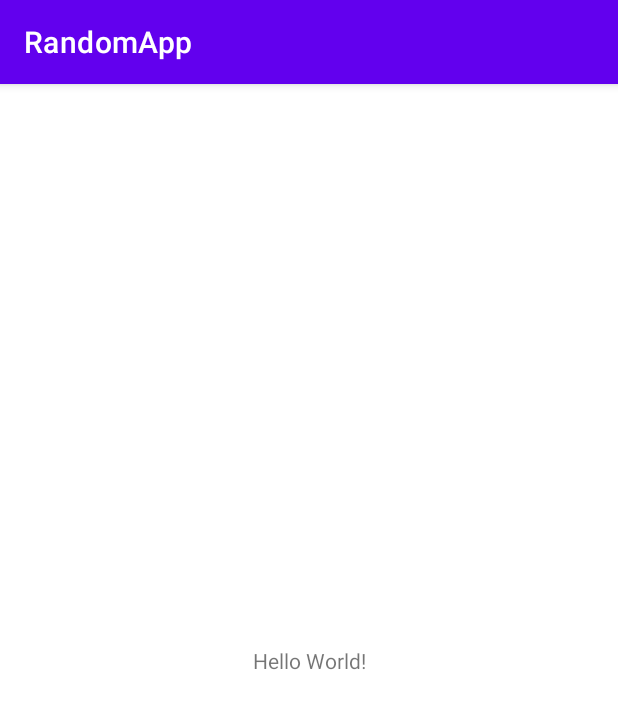
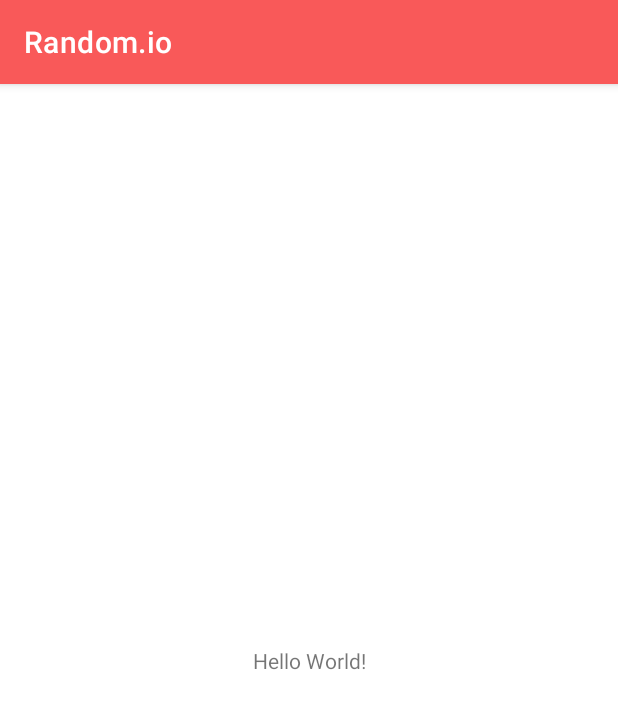
Before and after one commit to everett-hayes/RandomApp, an Android app: the screen it shows after launch (MainActivity), on a phone screen of 412 x 824 dp. Shown: the top 709 px of the screen. Run offline under Robolectric (Android 15) with nearby library versions, the phone set to English and light mode, and no system bars.

Commit message:
logo and color changes

```diff
--- a/app/src/main/res/anim/logo_animation.xml
+++ b/app/src/main/res/anim/logo_animation.xml
@@ -1,4 +1,4 @@
 <?xml version="1.0" encoding="utf-8"?>
 <set xmlns:android="http://schemas.android.com/apk/res/android">
-    <alpha android:fromAlpha="0.0" android:toAlpha="1.0" android:duration="2500"/>
+    <alpha android:fromAlpha="0.0" android:toAlpha="1.0" android:duration="3000"/>
 </set>
--- a/app/src/main/res/layout/activity_logo.xml
+++ b/app/src/main/res/layout/activity_logo.xml
@@ -3,11 +3,12 @@
     xmlns:tools="http://schemas.android.com/tools"
     android:layout_width="match_parent"
     android:layout_height="match_parent"
-    android:gravity="center">
+    android:gravity="center"
+    android:background="@color/primary_white">
 
     <ImageView
         android:id="@+id/logo"
-        android:src="@drawable/ic_launcher_background"
+        android:src="@drawable/random_logo"
         android:layout_width="wrap_content"
         android:layout_height="match_parent">
     </ImageView>
--- a/app/src/main/res/values/colors.xml
+++ b/app/src/main/res/values/colors.xml
@@ -7,4 +7,6 @@
     <color name="teal_700">#FF018786</color>
     <color name="black">#FF000000</color>
     <color name="white">#FFFFFFFF</color>
+    <color name="primary_white">#e3e3e3</color>
+    <color name="primary_red">#f95959</color>
 </resources>
--- a/app/src/main/res/values/strings.xml
+++ b/app/src/main/res/values/strings.xml
@@ -1,3 +1,3 @@
 <resources>
-    <string name="app_name">RandomApp</string>
+    <string name="app_name">Random.io</string>
 </resources>
--- a/app/src/main/res/values/themes.xml
+++ b/app/src/main/res/values/themes.xml
@@ -2,15 +2,10 @@
     <!-- Base application theme. -->
     <style name="Theme.RandomApp" parent="Theme.MaterialComponents.DayNight.DarkActionBar">
         <!-- Primary brand color. -->
-        <item name="colorPrimary">@color/purple_500</item>
-        <item name="colorPrimaryVariant">@color/purple_700</item>
-        <item name="colorOnPrimary">@color/white</item>
-        <!-- Secondary brand color. -->
-        <item name="colorSecondary">@color/teal_200</item>
-        <item name="colorSecondaryVariant">@color/teal_700</item>
-        <item name="colorOnSecondary">@color/black</item>
+        <item name="colorPrimary">@color/primary_red</item>
+        <item name="colorPrimaryVariant">@color/primary_white</item>
         <!-- Status bar color. -->
-        <item name="android:statusBarColor" tools:targetApi="l">?attr/colorPrimaryVariant</item>
+        <item name="android:statusBarColor" tools:targetApi="l">?attr/colorPrimary</item>
         <!-- Customize your theme here. -->
     </style>
 </resources>
```
Also changed, not shown: app/src/main/res/drawable/random_logo.png (added).
